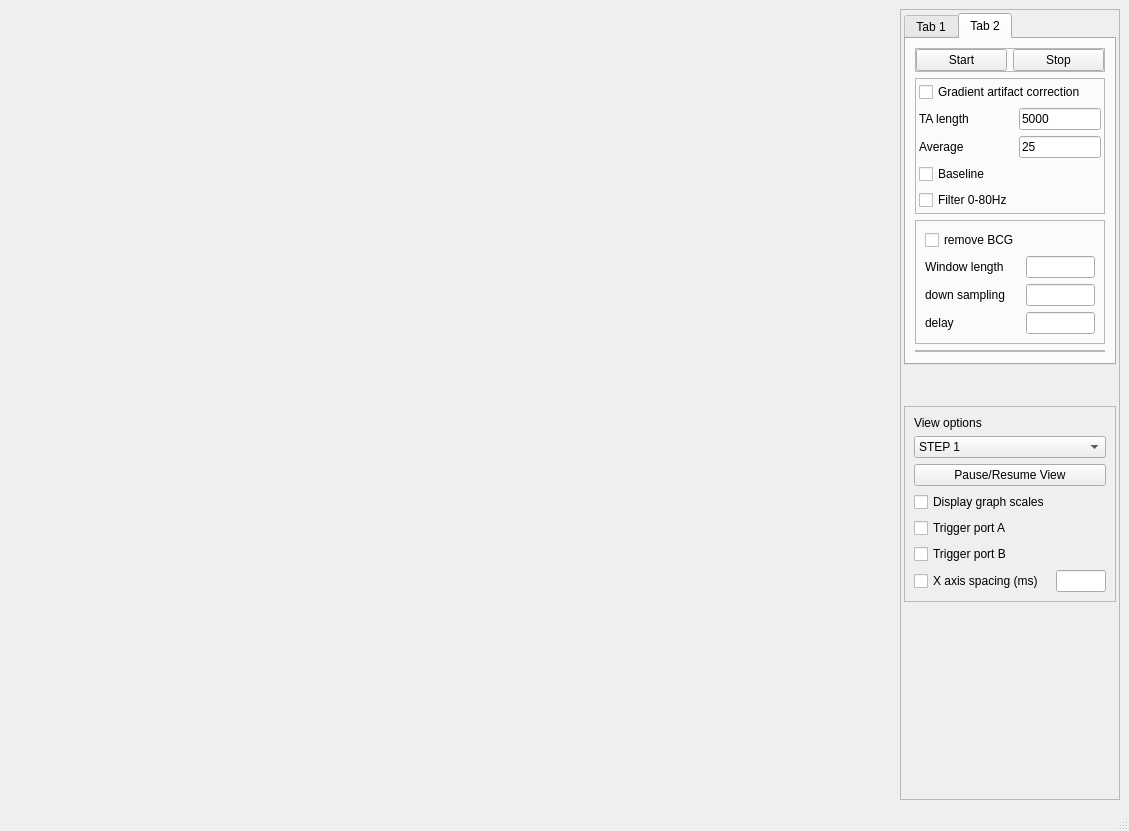
Qt form UI/eegwindow.ui (VeikkaLeppanen/Real_Time_EEG) before a commit.
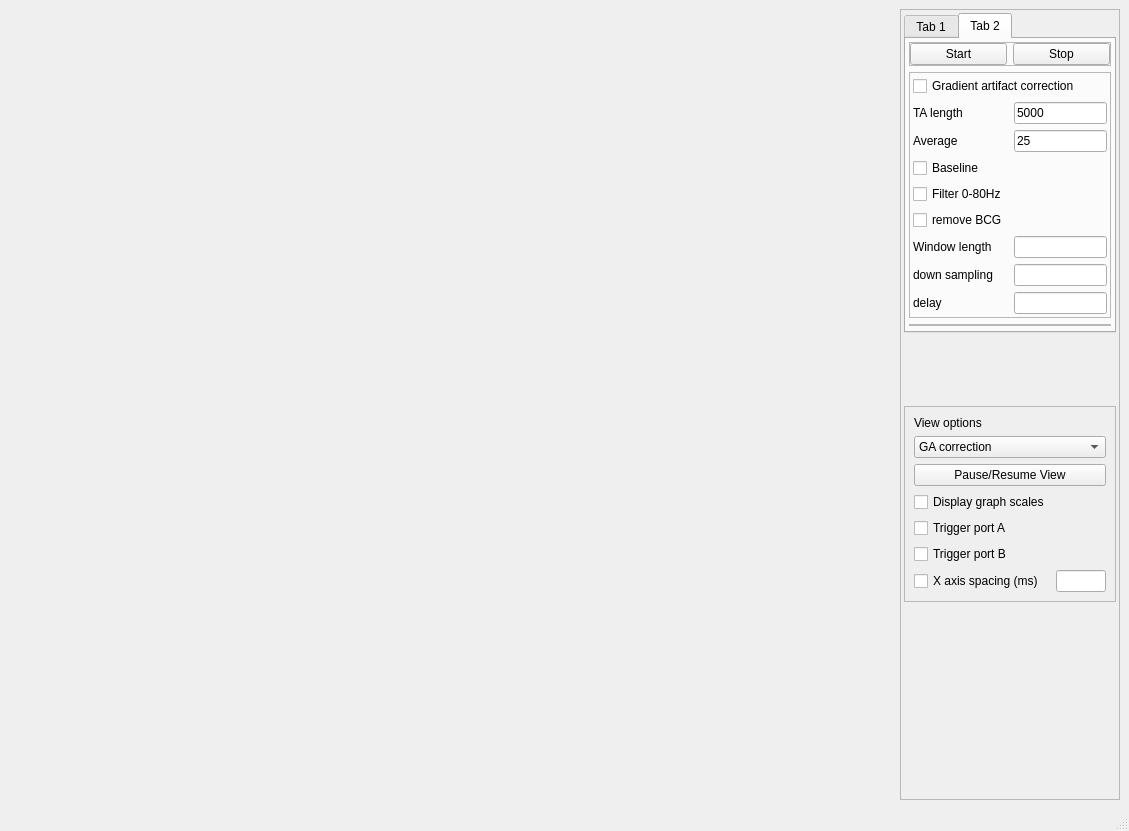
The same form after that commit. The open tabs and pages were chosen to show the change. Custom widgets are drawn as their Qt base class.

```diff
--- a/UI/eegwindow.ui
+++ b/UI/eegwindow.ui
@@ -283,6 +283,18 @@
            <string>Tab 2</string>
           </attribute>
           <layout class="QVBoxLayout" name="verticalLayout_2">
+           <property name="leftMargin">
+            <number>3</number>
+           </property>
+           <property name="topMargin">
+            <number>3</number>
+           </property>
+           <property name="rightMargin">
+            <number>3</number>
+           </property>
+           <property name="bottomMargin">
+            <number>3</number>
+           </property>
            <item>
             <widget class="QFrame" name="frame_10">
              <property name="frameShape">
@@ -354,10 +366,40 @@
               <property name="bottomMargin">
                <number>3</number>
               </property>
-              <item row="6" column="1">
-               <widget class="QLineEdit" name="lineEditGAaverage">
+              <item row="10" column="1">
+               <widget class="QLineEdit" name="numberOfSamples">
+                <property name="maximumSize">
+                 <size>
+                  <width>100</width>
+                  <height>16777215</height>
+                 </size>
+                </property>
+                <property name="baseSize">
+                 <size>
+                  <width>0</width>
+                  <height>0</height>
+                 </size>
+                </property>
+               </widget>
+              </item>
+              <item row="9" column="0">
+               <widget class="QCheckBox" name="checkBox_removeBCG">
                 <property name="text">
-                 <string>25</string>
+                 <string>remove BCG</string>
+                </property>
+               </widget>
+              </item>
+              <item row="11" column="0">
+               <widget class="QLabel" name="label_13">
+                <property name="text">
+                 <string>down sampling</string>
+                </property>
+               </widget>
+              </item>
+              <item row="6" column="0">
+               <widget class="QLabel" name="label_7">
+                <property name="text">
+                 <string>Average</string>
                 </property>
                </widget>
               </item>
@@ -368,6 +410,37 @@
                 </property>
                </widget>
               </item>
+              <item row="7" column="0">
+               <widget class="QCheckBox" name="checkBox_2">
+                <property name="text">
+                 <string>Baseline</string>
+                </property>
+               </widget>
+              </item>
+              <item row="11" column="1">
+               <widget class="QLineEdit" name="downsampling">
+                <property name="maximumSize">
+                 <size>
+                  <width>100</width>
+                  <height>16777215</height>
+                 </size>
+                </property>
+               </widget>
+              </item>
+              <item row="6" column="1">
+               <widget class="QLineEdit" name="lineEditGAaverage">
+                <property name="text">
+                 <string>25</string>
+                </property>
+               </widget>
+              </item>
+              <item row="5" column="1">
+               <widget class="QLineEdit" name="lineEditGALength">
+                <property name="text">
+                 <string>5000</string>
+                </property>
+               </widget>
+              </item>
               <item row="4" column="0" colspan="2">
                <widget class="QCheckBox" name="checkBox_GA">
                 <property name="text">
@@ -382,87 +455,21 @@
                 </property>
                </widget>
               </item>
-              <item row="5" column="1">
-               <widget class="QLineEdit" name="lineEditGALength">
-                <property name="text">
-                 <string>5000</string>
-                </property>
-               </widget>
-              </item>
-              <item row="6" column="0">
-               <widget class="QLabel" name="label_7">
-                <property name="text">
-                 <string>Average</string>
-                </property>
-               </widget>
-              </item>
-              <item row="7" column="0">
-               <widget class="QCheckBox" name="checkBox_2">
-                <property name="text">
-                 <string>Baseline</string>
-                </property>
-               </widget>
-              </item>
-             </layout>
-            </widget>
-           </item>
-           <item>
-            <widget class="QFrame" name="frame_9">
-             <property name="frameShape">
-              <enum>QFrame::StyledPanel</enum>
-             </property>
-             <property name="frameShadow">
-              <enum>QFrame::Raised</enum>
-             </property>
-             <layout class="QGridLayout" name="gridLayout_4">
-              <item row="4" column="0">
-               <widget class="QLabel" name="label_13">
-                <property name="text">
-                 <string>down sampling</string>
-                </property>
-               </widget>
-              </item>
-              <item row="1" column="2">
-               <widget class="QLineEdit" name="numberOfSamples">
-                <property name="maximumSize">
-                 <size>
-                  <width>100</width>
-                  <height>16777215</height>
-                 </size>
-                </property>
-                <property name="baseSize">
-                 <size>
-                  <width>0</width>
-                  <height>0</height>
-                 </size>
-                </property>
-               </widget>
-              </item>
-              <item row="4" column="2">
-               <widget class="QLineEdit" name="downsampling">
-                <property name="maximumSize">
-                 <size>
-                  <width>100</width>
-                  <height>16777215</height>
-                 </size>
-                </property>
-               </widget>
-              </item>
-              <item row="1" column="0">
+              <item row="10" column="0">
                <widget class="QLabel" name="label_17">
                 <property name="text">
                  <string>Window length</string>
                 </property>
                </widget>
               </item>
-              <item row="5" column="0">
+              <item row="12" column="0">
                <widget class="QLabel" name="label_11">
                 <property name="text">
                  <string>delay</string>
                 </property>
                </widget>
               </item>
-              <item row="5" column="2">
+              <item row="12" column="1">
                <widget class="QLineEdit" name="delay">
                 <property name="maximumSize">
                  <size>
@@ -472,13 +479,6 @@
                 </property>
                </widget>
               </item>
-              <item row="0" column="0">
-               <widget class="QCheckBox" name="checkBox_removeBCG">
-                <property name="text">
-                 <string>remove BCG</string>
-                </property>
-               </widget>
-              </item>
              </layout>
             </widget>
            </item>
@@ -574,7 +574,7 @@
            <widget class="QComboBox" name="comboBox_view">
             <item>
              <property name="text">
-              <string>STEP 1</string>
+              <string>GA correction</string>
              </property>
             </item>
             <item>
```
Left out of the diff: 4 changed lines with no effect on the pictures.
